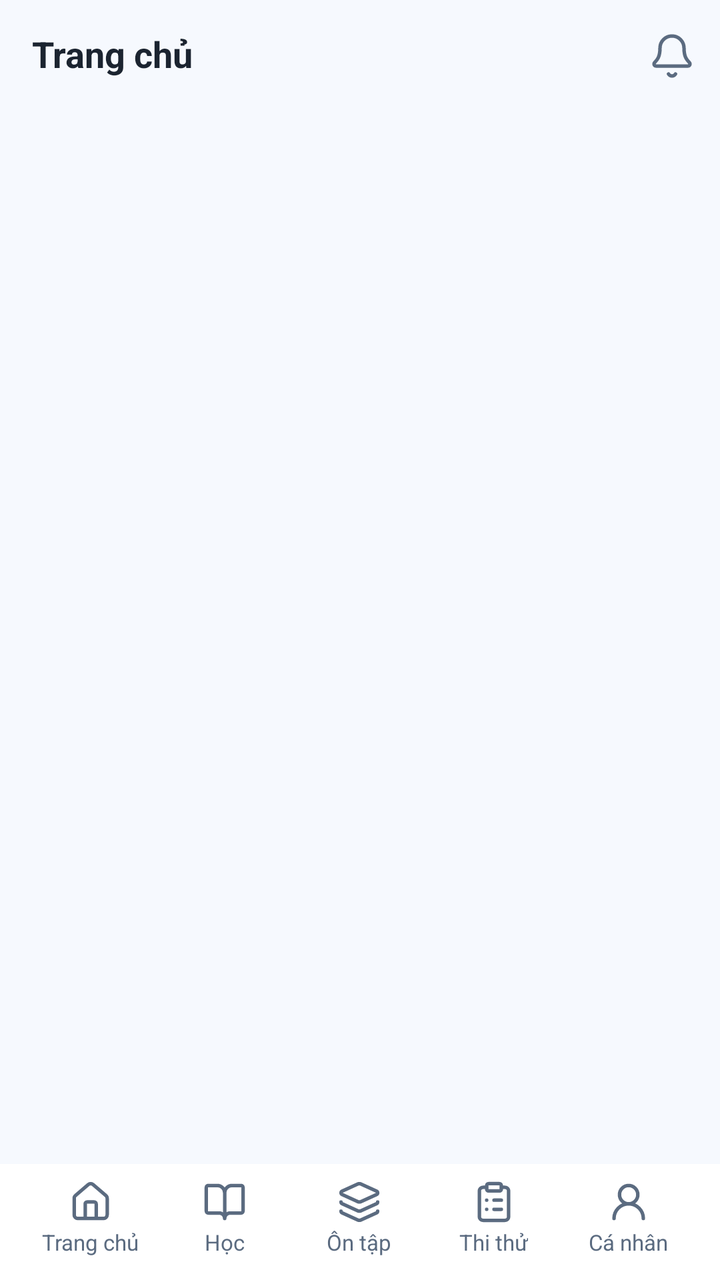
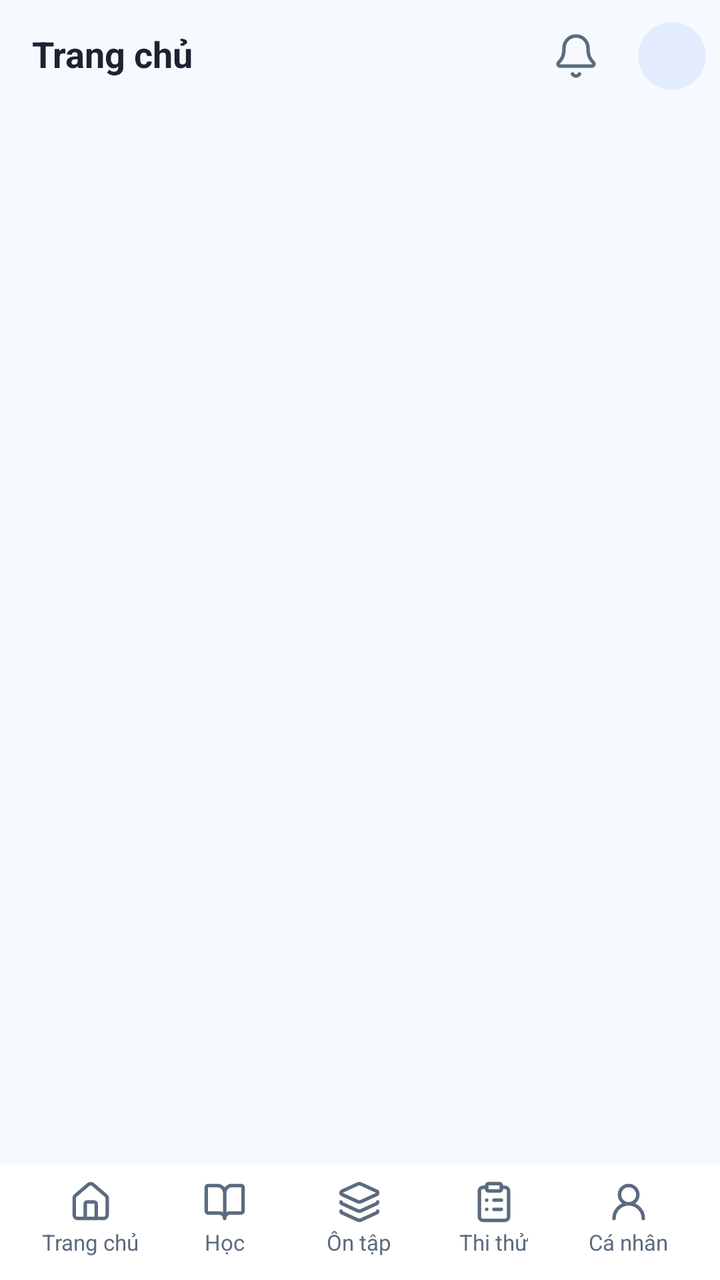

Two renders of the same Android screen: before a commit and after it. Below are the layout's source before the change and the commit's diff.
<!-- AndroidManifest.xml: application theme Theme.NT118_Project -->
<!-- res/layout/fragment_tv3_home.xml -->
<?xml version="1.0" encoding="utf-8"?>
<androidx.constraintlayout.widget.ConstraintLayout
    xmlns:android="http://schemas.android.com/apk/res/android"
    xmlns:app="http://schemas.android.com/apk/res-auto"
    android:layout_width="match_parent"
    android:layout_height="match_parent"
    android:background="@color/app_bg">
    <androidx.constraintlayout.widget.Guideline
        android:id="@+id/guideStart"
        android:layout_width="wrap_content"
        android:layout_height="wrap_content"
        android:orientation="vertical"
        app:layout_constraintGuide_percent="@dimen/guide_start" />
    <androidx.constraintlayout.widget.Guideline
        android:id="@+id/guideEnd"
        android:layout_width="wrap_content"
        android:layout_height="wrap_content"
        android:orientation="vertical"
        app:layout_constraintGuide_percent="@dimen/guide_end" />
    <LinearLayout
        android:id="@+id/screenColumn"
        android:layout_width="0dp"
        android:layout_height="0dp"
        android:orientation="vertical"
        app:layout_constraintBottom_toTopOf="@id/bottomNavHost"
        app:layout_constraintEnd_toEndOf="@id/guideEnd"
        app:layout_constraintStart_toStartOf="@id/guideStart"
        app:layout_constraintTop_toTopOf="parent">
        <LinearLayout
            android:layout_width="match_parent"
            android:layout_height="56dp"
            android:gravity="center_vertical"
            android:orientation="horizontal">
            <TextView
                style="@style/Text.Title"
                android:layout_width="0dp"
                android:layout_height="wrap_content"
                android:layout_weight="1"
                android:gravity="center_vertical"
                android:minHeight="48dp"
                android:paddingStart="16dp"
                android:text="@string/tv3_home_title" />
            <ImageButton
                android:id="@+id/btnBell"
                style="@style/IconButton"
                android:contentDescription="@string/home_19"
                android:src="@drawable/ic_bell" />
        </LinearLayout>
        <TextView
            android:id="@+id/mockBadge"
            style="@style/Badge"
            android:layout_width="wrap_content"
            android:layout_height="wrap_content"
            android:layout_marginStart="20dp"
            android:text="@string/tv3_mock_badge"
            android:visibility="gone" />
        <FrameLayout
            android:layout_width="match_parent"
            android:layout_height="0dp"
            android:layout_weight="1">
            <androidx.core.widget.NestedScrollView
                android:id="@+id/content"
                android:layout_width="match_parent"
                android:layout_height="match_parent"
                android:visibility="gone">
                <LinearLayout
                    android:layout_width="match_parent"
                    android:layout_height="wrap_content"
                    android:orientation="vertical"
                    android:paddingStart="20dp"
                    android:paddingTop="12dp"
                    android:paddingEnd="20dp"
                    android:paddingBottom="28dp">
                    <LinearLayout
                        android:id="@+id/searchBar"
                        style="@style/Field"
                        android:clickable="true"
                        android:focusable="true"
                        android:foreground="?attr/selectableItemBackground">
                        <ImageView
                            android:layout_width="20dp"
                            android:layout_height="20dp"
                            android:importantForAccessibility="no"
                            android:src="@drawable/ic_search"
                            android:tint="@color/app_text_secondary" />
                        <TextView
                            style="@style/Text.Caption"
                            android:layout_width="wrap_content"
                            android:layout_height="wrap_content"
                            android:layout_marginStart="12dp"
                            android:text="@string/tv3_search_hint" />
                    </LinearLayout>
                    <LinearLayout
                        android:id="@+id/continueCard"
                        android:layout_width="match_parent"
                        android:layout_height="wrap_content"
                        android:layout_marginTop="16dp"
                        android:background="@drawable/bg_hero"
                        android:clickable="true"
                        android:focusable="true"
                        android:foreground="?attr/selectableItemBackground"
                        android:gravity="center_vertical"
                        android:minHeight="84dp"
                        android:orientation="horizontal"
                        android:paddingStart="16dp"
                        android:paddingTop="16dp"
                        android:paddingEnd="16dp"
                        android:paddingBottom="20dp">
                        <LinearLayout
                            android:layout_width="0dp"
                            android:layout_height="wrap_content"
                            android:layout_weight="1"
                            android:orientation="vertical">
                            <TextView
                                android:id="@+id/continueLabel"
                                style="@style/Text.Label"
                                android:layout_width="match_parent"
                                android:layout_height="wrap_content"
                                android:text="@string/tv3_continue_label"
                                android:textColor="@color/white" />
                            <TextView
                                android:id="@+id/continueTitle"
                                style="@style/Text.Heading"
                                android:layout_width="match_parent"
                                android:layout_height="wrap_content"
                                android:layout_marginTop="4dp"
                                android:textColor="@color/white"
                                android:textSize="22sp" />
                            <TextView
                                android:id="@+id/continueSubtitle"
                                style="@style/Text.Caption"
                                android:layout_width="match_parent"
                                android:layout_height="wrap_content"
                                android:layout_marginTop="4dp"
                                android:textColor="@color/white" />
                        </LinearLayout>
                        <ImageView
                            android:layout_width="28dp"
                            android:layout_height="28dp"
                            android:importantForAccessibility="no"
                            android:src="@drawable/ic_arrow_right"
                            android:tint="@color/white" />
                    </LinearLayout>
                    <LinearLayout
                        android:id="@+id/progressCard"
                        android:layout_width="match_parent"
                        android:layout_height="wrap_content"
                        android:layout_marginTop="12dp"
                        android:background="@drawable/bg_card"
                        android:gravity="center_vertical"
                        android:orientation="horizontal"
                        android:padding="12dp">
                        <FrameLayout
                            android:layout_width="68dp"
                            android:layout_height="68dp">
                            <com.google.android.material.progressindicator.CircularProgressIndicator
                                android:id="@+id/progressRing"
                                android:layout_width="68dp"
                                android:layout_height="68dp"
                                app:indicatorColor="@color/app_primary"
                                app:indicatorSize="56dp"
                                app:trackColor="@color/app_border"
                                app:trackCornerRadius="4dp"
                                app:trackThickness="8dp" />
                            <TextView
                                android:id="@+id/progressCount"
                                style="@style/Text.Body"
                                android:layout_width="match_parent"
                                android:layout_height="match_parent"
                                android:gravity="center"
                                android:textStyle="bold" />
                        </FrameLayout>
                        <TextView
                            android:id="@+id/progressLabel"
                            style="@style/Text.Caption"
                            android:layout_width="0dp"
                            android:layout_height="wrap_content"
                            android:layout_marginStart="12dp"
                            android:layout_weight="1" />
                    </LinearLayout>
                    <TextView
                        style="@style/Text.Title"
                        android:layout_width="match_parent"
                        android:layout_height="wrap_content"
                        android:layout_marginTop="20dp"
                        android:text="@string/tv3_practice_heading" />
                    <include
                        android:id="@+id/entryPath"
                        layout="@layout/item_tv3_entry" />
                    <include
                        android:id="@+id/entryQuiz"
                        layout="@layout/item_tv3_entry" />
                    <include
                        android:id="@+id/entryReading"
                        layout="@layout/item_tv3_entry" />
                    <include
                        android:id="@+id/entryExam"
                        layout="@layout/item_tv3_entry" />
                </LinearLayout>
            </androidx.core.widget.NestedScrollView>
            <include
                android:id="@+id/state"
                layout="@layout/layout_tv3_state" />
        </FrameLayout>
    </LinearLayout>
    <FrameLayout
        android:id="@+id/bottomNavHost"
        android:layout_width="0dp"
        android:layout_height="wrap_content"
        app:layout_constraintBottom_toBottomOf="parent"
        app:layout_constraintEnd_toEndOf="parent"
        app:layout_constraintStart_toStartOf="parent">
        <include
            layout="@layout/layout_bottom_nav"
            android:layout_width="match_parent"
            android:layout_height="wrap_content" />
    </FrameLayout>
</androidx.constraintlayout.widget.ConstraintLayout>
<!-- res/layout/item_tv3_entry.xml (included above) -->
<?xml version="1.0" encoding="utf-8"?>
<LinearLayout xmlns:android="http://schemas.android.com/apk/res/android"
    android:layout_width="match_parent"
    android:layout_height="wrap_content"
    android:layout_marginTop="8dp"
    android:background="@drawable/bg_card"
    android:clickable="true"
    android:focusable="true"
    android:foreground="?attr/selectableItemBackground"
    android:gravity="center_vertical"
    android:minHeight="64dp"
    android:orientation="horizontal"
    android:padding="12dp">
    <FrameLayout
        android:layout_width="40dp"
        android:layout_height="40dp"
        android:background="@drawable/bg_icon_square">
        <ImageView
            android:id="@+id/entryIcon"
            android:layout_width="20dp"
            android:layout_height="20dp"
            android:layout_gravity="center"
            android:importantForAccessibility="no"
            android:tint="@color/app_primary" />
    </FrameLayout>
    <LinearLayout
        android:layout_width="0dp"
        android:layout_height="wrap_content"
        android:layout_marginStart="12dp"
        android:layout_weight="1"
        android:orientation="vertical">
        <TextView
            android:id="@+id/entryTitle"
            style="@style/Text.Body"
            android:layout_width="match_parent"
            android:layout_height="wrap_content"
            android:textStyle="bold" />
        <TextView
            android:id="@+id/entryHint"
            style="@style/Text.Caption"
            android:layout_width="match_parent"
            android:layout_height="wrap_content"
            android:layout_marginTop="2dp" />
    </LinearLayout>
    <ImageView
        android:layout_width="20dp"
        android:layout_height="20dp"
        android:importantForAccessibility="no"
        android:src="@drawable/ic_chevron_right"
        android:tint="@color/app_text_secondary" />
</LinearLayout>
<!-- res/layout/layout_tv3_state.xml (included above) -->
<?xml version="1.0" encoding="utf-8"?>
<FrameLayout xmlns:android="http://schemas.android.com/apk/res/android"
    android:layout_width="match_parent"
    android:layout_height="match_parent">

    <LinearLayout
        android:id="@+id/stateLoading"
        android:layout_width="match_parent"
        android:layout_height="match_parent"
        android:gravity="center"
        android:orientation="vertical"
        android:visibility="gone">
        <ProgressBar
            android:layout_width="40dp"
            android:layout_height="40dp"
            android:indeterminateTint="@color/app_primary" />
        <TextView
            style="@style/Text.Caption"
            android:layout_width="wrap_content"
            android:layout_height="wrap_content"
            android:layout_marginTop="12dp"
            android:text="@string/tv3_loading" />
    </LinearLayout>

    <LinearLayout
        android:id="@+id/stateMessage"
        android:layout_width="match_parent"
        android:layout_height="match_parent"
        android:gravity="center"
        android:orientation="vertical"
        android:padding="24dp"
        android:visibility="gone">
        <ImageView
            android:id="@+id/stateIcon"
            android:layout_width="40dp"
            android:layout_height="40dp"
            android:importantForAccessibility="no"
            android:src="@drawable/ic_wifi_off"
            android:tint="@color/app_text_secondary" />
        <TextView
            android:id="@+id/stateText"
            style="@style/Text.Body"
            android:layout_width="wrap_content"
            android:layout_height="wrap_content"
            android:layout_marginTop="12dp"
            android:gravity="center" />
        <TextView
            android:id="@+id/stateRetry"
            style="@style/Button.Outline"
            android:layout_width="160dp"
            android:layout_marginTop="16dp"
            android:text="@string/tv3_retry" />
    </LinearLayout>
</FrameLayout>
<!-- res/layout/layout_bottom_nav.xml (included above) -->
<?xml version="1.0" encoding="utf-8"?>
<LinearLayout xmlns:android="http://schemas.android.com/apk/res/android"
    android:id="@+id/bottomNav"
    android:layout_width="match_parent"
    android:layout_height="80dp"
    android:background="@color/app_surface"
    android:orientation="horizontal"
    android:paddingStart="12dp"
    android:paddingTop="8dp"
    android:paddingEnd="12dp"
    android:paddingBottom="12dp">

    <LinearLayout
        android:id="@+id/tabHome"
        style="@style/NavTab">
        <ImageView
            android:layout_width="22dp"
            android:layout_height="22dp"
            android:importantForAccessibility="no"
            android:src="@drawable/ic_house"
            android:tint="@color/app_text_secondary" />
        <TextView
            style="@style/Text"
            android:layout_width="wrap_content"
            android:layout_height="wrap_content"
            android:layout_marginTop="3dp"
            android:text="@string/tab_home"
            android:textColor="@color/app_text_secondary"
            android:textSize="11sp" />
    </LinearLayout>

    <LinearLayout
        android:id="@+id/tabLearn"
        style="@style/NavTab">
        <ImageView
            android:layout_width="22dp"
            android:layout_height="22dp"
            android:importantForAccessibility="no"
            android:src="@drawable/ic_book_open"
            android:tint="@color/app_text_secondary" />
        <TextView
            style="@style/Text"
            android:layout_width="wrap_content"
            android:layout_height="wrap_content"
            android:layout_marginTop="3dp"
            android:text="@string/tab_learn"
            android:textColor="@color/app_text_secondary"
            android:textSize="11sp" />
    </LinearLayout>

    <LinearLayout
        android:id="@+id/tabReview"
        style="@style/NavTab">
        <ImageView
            android:layout_width="22dp"
            android:layout_height="22dp"
            android:importantForAccessibility="no"
            android:src="@drawable/ic_layers"
            android:tint="@color/app_text_secondary" />
        <TextView
            style="@style/Text"
            android:layout_width="wrap_content"
            android:layout_height="wrap_content"
            android:layout_marginTop="3dp"
            android:text="@string/tab_review"
            android:textColor="@color/app_text_secondary"
            android:textSize="11sp" />
    </LinearLayout>

    <LinearLayout
        android:id="@+id/tabExam"
        style="@style/NavTab">
        <ImageView
            android:layout_width="22dp"
            android:layout_height="22dp"
            android:importantForAccessibility="no"
            android:src="@drawable/ic_clipboard_list"
            android:tint="@color/app_text_secondary" />
        <TextView
            style="@style/Text"
            android:layout_width="wrap_content"
            android:layout_height="wrap_content"
            android:layout_marginTop="3dp"
            android:text="@string/tab_exam"
            android:textColor="@color/app_text_secondary"
            android:textSize="11sp" />
    </LinearLayout>

    <LinearLayout
        android:id="@+id/tabProfile"
        style="@style/NavTab">
        <ImageView
            android:layout_width="22dp"
            android:layout_height="22dp"
            android:importantForAccessibility="no"
            android:src="@drawable/ic_user_round"
            android:tint="@color/app_text_secondary" />
        <TextView
            style="@style/Text"
            android:layout_width="wrap_content"
            android:layout_height="wrap_content"
            android:layout_marginTop="3dp"
            android:text="@string/tab_profile"
            android:textColor="@color/app_text_secondary"
            android:textSize="11sp" />
    </LinearLayout>
</LinearLayout>
<!-- resources referenced by this layout -->
<resources>
  <color name="app_bg">#F6F9FE</color>
  <color name="app_border">#E4E9F0</color>
  <color name="app_primary">#2F6FED</color>
  <color name="app_surface">#FFFFFF</color>
  <color name="app_text_secondary">#5B6B80</color>
  <color name="white">#FFFFFFFF</color>
  <item name="guide_end" format="float" type="dimen">1.0</item>
  <item name="guide_start" format="float" type="dimen">0.0</item>
  <!-- drawable bg_card (drawable) -->
  <?xml version="1.0" encoding="utf-8"?>
  <shape xmlns:android="http://schemas.android.com/apk/res/android" android:shape="rectangle">
      <solid android:color="@color/app_surface" />
      <stroke android:width="1dp" android:color="@color/app_border" />
      <corners android:radius="12dp" />
  </shape>
  <!-- drawable bg_icon_square (drawable) -->
  <?xml version="1.0" encoding="utf-8"?>
  <shape xmlns:android="http://schemas.android.com/apk/res/android" android:shape="rectangle">
      <solid android:color="@color/app_primary_soft" />
      <corners android:radius="10dp" />
  </shape>
  <string name="home_19">Thông báo</string>
  <string name="tab_exam">Thi thử</string>
  <string name="tab_home">Trang chủ</string>
  <string name="tab_learn">Học</string>
  <string name="tab_profile">Cá nhân</string>
  <string name="tab_review">Ôn tập</string>
  <string name="tv3_continue_label">TIẾP TỤC HỌC</string>
  <string name="tv3_home_title">Trang chủ</string>
  <string name="tv3_loading">Đang tải lộ trình học…</string>
  <string name="tv3_mock_badge">DỮ LIỆU MẪU · chưa nối API lộ trình</string>
  <string name="tv3_practice_heading">Luyện tập</string>
  <string name="tv3_retry">Thử lại</string>
  <string name="tv3_search_hint">Tra từ vựng…</string>
  <style name="Button.Outline">
          <item name="android:background">@drawable/bg_field</item>
          <item name="android:textColor">@color/app_primary</item>
      </style>
  <style name="Text" parent="">
          <item name="android:textColor">@color/app_text</item>
          <item name="android:includeFontPadding">false</item>
      </style>
  <style name="Text.Body">
          <item name="android:textSize">15sp</item>
          <item name="android:lineSpacingExtra">4sp</item>
      </style>
  <style name="Text.Caption">
          <item name="android:textSize">12sp</item>
          <item name="android:textColor">@color/app_text_secondary</item>
      </style>
  <style name="Text.Heading">
          <item name="android:textSize">32sp</item>
          <item name="android:textStyle">bold</item>
      </style>
  <style name="Text.Label">
          <item name="android:textSize">12sp</item>
          <item name="android:textStyle">bold</item>
          <item name="android:textColor">@color/app_text_secondary</item>
      </style>
  <style name="Text.Title">
          <item name="android:textSize">18sp</item>
          <item name="android:textStyle">bold</item>
      </style>
  <style name="Theme.NT118_Project" parent="Base.Theme.NT118_Project" />
  <color name="app_primary_dark">#1E4FB8</color>
  <color name="app_primary_soft">#E3ECFF</color>
  <!-- drawable bg_field (drawable) -->
  <?xml version="1.0" encoding="utf-8"?>
  <shape xmlns:android="http://schemas.android.com/apk/res/android" android:shape="rectangle">
      <solid android:color="@color/app_surface" />
      <stroke android:width="1dp" android:color="@color/app_border" />
      <corners android:radius="8dp" />
  </shape>
  <dimen name="field_height">52dp</dimen>
  <dimen name="icon_button">48dp</dimen>
  <color name="app_text">#1B2430</color>
  <!-- unchanged entries left out for length: 17 -->
</resources>

<!-- the commit's change to res/layout/fragment_tv3_home.xml (unified diff, before → after) -->
@@ -45,6 +45,39 @@
                 style="@style/IconButton"
                 android:contentDescription="@string/home_19"
                 android:src="@drawable/ic_bell" />
+            
+            <FrameLayout
+                android:id="@+id/btnAvatar"
+                android:layout_width="48dp"
+                android:layout_height="48dp"
+                android:background="?attr/selectableItemBackgroundBorderless"
+                android:clickable="true"
+                android:focusable="true"
+                android:contentDescription="@string/home_avatar_desc">
+                <FrameLayout
+                    android:id="@+id/avatarFrame"
+                    android:layout_width="34dp"
+                    android:layout_height="34dp"
+                    android:layout_gravity="center"
+                    android:background="@drawable/bg_circle_soft"
+                    android:importantForAccessibility="noHideDescendants">
+                    <TextView
+                        android:id="@+id/txtInitials"
+                        style="@style/Text.Title"
+                        android:layout_width="match_parent"
+                        android:layout_height="match_parent"
+                        android:gravity="center"
+                        android:textColor="@color/app_primary"
+                        android:textSize="13sp" />
+                    <ImageView
+                        android:id="@+id/imgAvatar"
+                        android:layout_width="match_parent"
+                        android:layout_height="match_parent"
+                        android:scaleType="centerCrop"
+                        android:visibility="gone"
+                        android:importantForAccessibility="no" />
+                </FrameLayout>
+            </FrameLayout>
         </LinearLayout>
         <TextView
             android:id="@+id/mockBadge"
<!-- resource entries referenced after the edit -->
@@ -15,6 +15,11 @@
       <stroke android:width="1dp" android:color="@color/app_border" />
       <corners android:radius="12dp" />
   </shape>
+  <!-- drawable bg_circle_soft (drawable) -->
+  <?xml version="1.0" encoding="utf-8"?>
+  <shape xmlns:android="http://schemas.android.com/apk/res/android" android:shape="oval">
+      <solid android:color="@color/app_primary_soft" />
+  </shape>
   <!-- drawable bg_icon_square (drawable) -->
   <?xml version="1.0" encoding="utf-8"?>
   <shape xmlns:android="http://schemas.android.com/apk/res/android" android:shape="rectangle">
@@ -22,6 +27,7 @@
       <corners android:radius="10dp" />
   </shape>
   <string name="home_19">Thông báo</string>
+  <string name="home_avatar_desc">Mở hồ sơ của bạn</string>
   <string name="tab_exam">Thi thử</string>
   <string name="tab_home">Trang chủ</string>
   <string name="tab_learn">Học</string>
